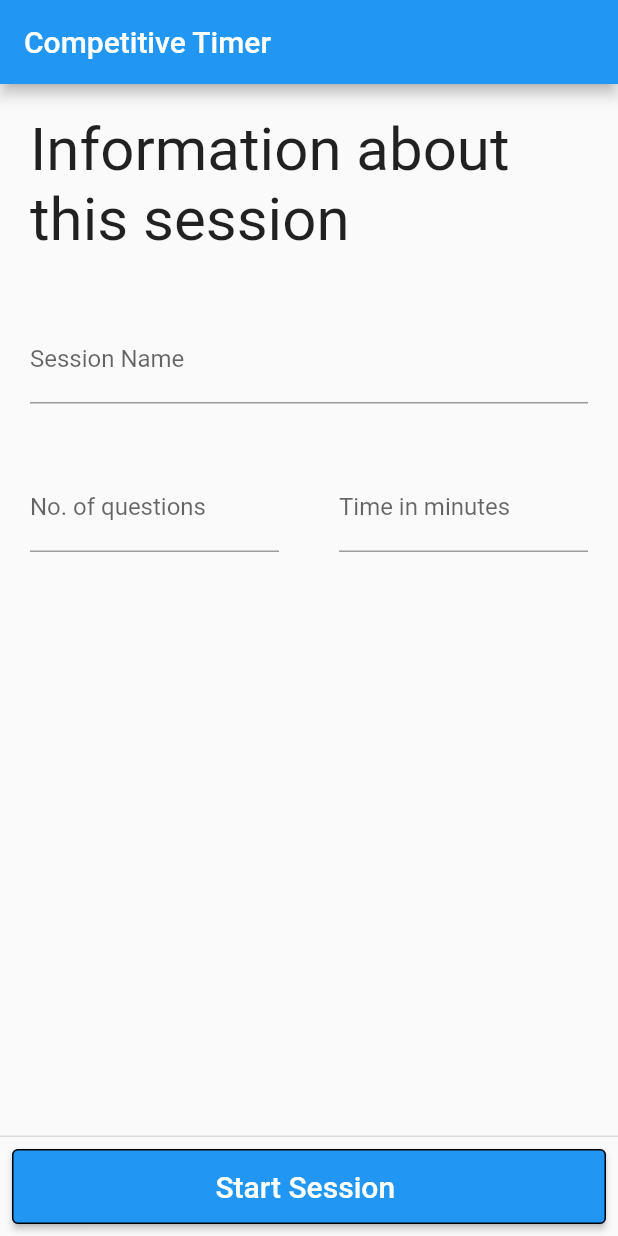
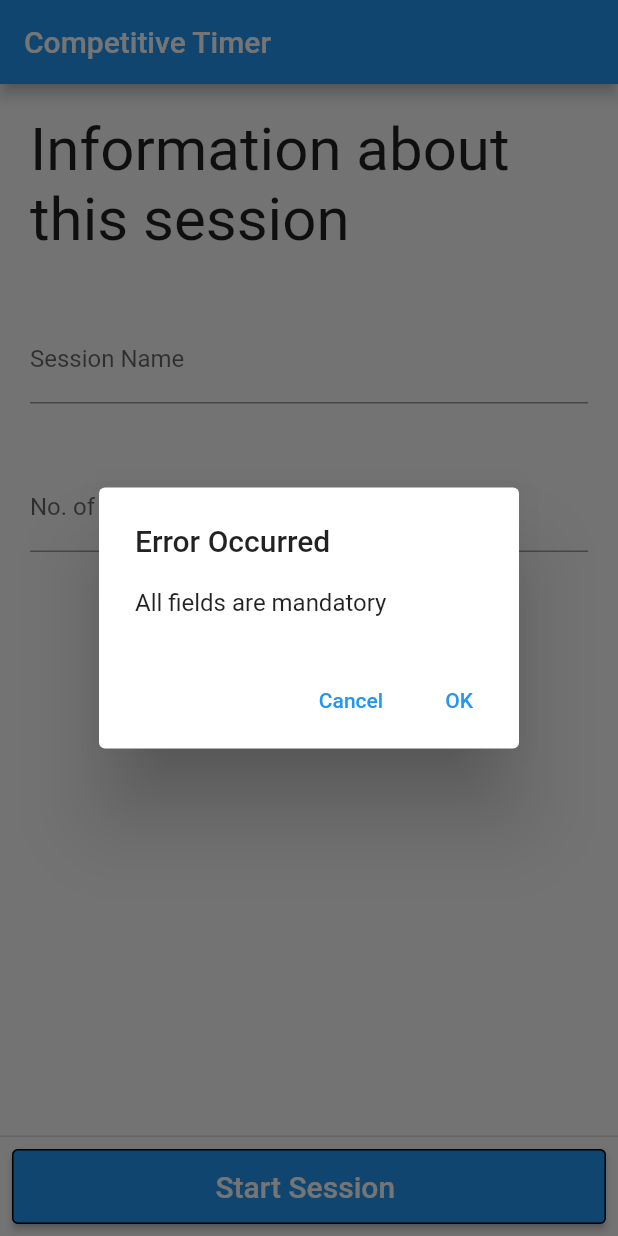
Before and after one commit to dev-sandeep/flutter-timer, a Flutter app: the screen it shows after launch, after a tap on "Start Session", on a phone screen of 412 x 824 dp. Run offline on Flutter 3.47's test engine with Material 2 defaults, Android fonts, the phone set to English and light mode, and no system bars; missing offline and left inert: dart:ffi.

Commit message:
alerts added

```diff
--- /dev/null
+++ b/lib/forms/Alert.dart
@@ -0,0 +1,30 @@
+import 'package:flutter/material.dart';
+
+class Alert extends StatelessWidget {
+  const Alert({
+    super.key,
+    required this.title,
+    required this.desc,
+  });
+
+  final String title;
+  final String desc;
+
+  @override
+  Widget build(BuildContext context) {
+    return AlertDialog(
+      title: Text(title),
+      content: Text(desc),
+      actions: <Widget>[
+        TextButton(
+          onPressed: () => Navigator.pop(context, 'Cancel'),
+          child: const Text('Cancel'),
+        ),
+        TextButton(
+          onPressed: () => Navigator.pop(context, 'OK'),
+          child: const Text('OK'),
+        ),
+      ],
+    );
+  }
+}
--- a/lib/main.dart
+++ b/lib/main.dart
@@ -1,5 +1,6 @@
 import 'package:flutter/material.dart';
 import 'package:my_app/forms/TextFieldForm.dart';
+import 'package:my_app/forms/Alert.dart';
 
 void main() {
   runApp(const MyApp());
@@ -54,9 +55,15 @@ class _MyHomePageState extends State<MyHomePage> {
   final examTimeController = TextEditingController();
 
   void startSessionClickHandher(){
-    print(examNameController.text);
-    print(examQuestionsController.text);
-    print(examTimeController.text);
+    //basic validation
+    if(examNameController.text != '' || examQuestionsController.text != '' || examTimeController.text != ''){
+
+    }else{
+      showDialog<String>(
+        context: context,
+        builder: (BuildContext context) => const Alert(title: "Error Occurred", desc: "All fields are mandatory")
+      );
+    }
   }
 
   @override
```
